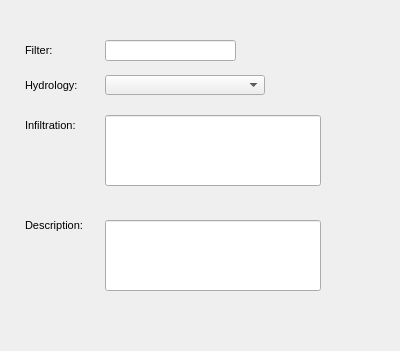
Before: the Qt Designer form ui/hydrology_selector.ui in Giswater/giswater_qgis_plugin, drawn with Qt 5.
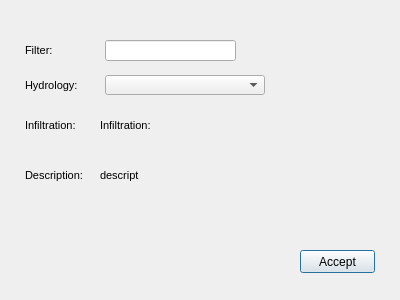
After: the same form once the commit is applied.

Patch:
```diff
--- a/ui/hydrology_selector.ui
+++ b/ui/hydrology_selector.ui
@@ -7,7 +7,7 @@
     <x>0</x>
     <y>0</y>
     <width>400</width>
-    <height>351</height>
+    <height>300</height>
    </rect>
   </property>
   <property name="windowTitle">
@@ -72,21 +72,11 @@
     <number>3</number>
    </property>
   </widget>
-  <widget class="QLineEdit" name="infiltration">
-   <property name="geometry">
-    <rect>
-     <x>105</x>
-     <y>115</y>
-     <width>216</width>
-     <height>71</height>
-    </rect>
-   </property>
-  </widget>
   <widget class="QLabel" name="label_chamber_est_top_elev_2">
    <property name="geometry">
     <rect>
      <x>25</x>
-     <y>205</y>
+     <y>155</y>
      <width>66</width>
      <height>41</height>
     </rect>
@@ -190,14 +180,89 @@
     <number>3</number>
    </property>
   </widget>
-  <widget class="QLineEdit" name="descript">
+  <widget class="QLabel" name="infiltration">
    <property name="geometry">
     <rect>
-     <x>105</x>
-     <y>220</y>
-     <width>216</width>
+     <x>100</x>
+     <y>110</y>
+     <width>66</width>
+     <height>31</height>
+    </rect>
+   </property>
+   <property name="font">
+    <font>
+     <pointsize>8</pointsize>
+    </font>
+   </property>
+   <property name="frameShape">
+    <enum>QFrame::NoFrame</enum>
+   </property>
+   <property name="frameShadow">
+    <enum>QFrame::Plain</enum>
+   </property>
+   <property name="text">
+    <string>Infiltration:</string>
+   </property>
+   <property name="textFormat">
+    <enum>Qt::AutoText</enum>
+   </property>
+   <property name="scaledContents">
+    <bool>false</bool>
+   </property>
+   <property name="wordWrap">
+    <bool>true</bool>
+   </property>
+   <property name="margin">
+    <number>3</number>
+   </property>
+  </widget>
+  <widget class="QLabel" name="descript">
+   <property name="geometry">
+    <rect>
+     <x>100</x>
+     <y>140</y>
+     <width>281</width>
      <height>71</height>
     </rect>
+   </property>
+   <property name="font">
+    <font>
+     <pointsize>8</pointsize>
+    </font>
+   </property>
+   <property name="frameShape">
+    <enum>QFrame::NoFrame</enum>
+   </property>
+   <property name="frameShadow">
+    <enum>QFrame::Plain</enum>
+   </property>
+   <property name="text">
+    <string>descript</string>
+   </property>
+   <property name="textFormat">
+    <enum>Qt::AutoText</enum>
+   </property>
+   <property name="scaledContents">
+    <bool>false</bool>
+   </property>
+   <property name="wordWrap">
+    <bool>true</bool>
+   </property>
+   <property name="margin">
+    <number>3</number>
+   </property>
+  </widget>
+  <widget class="QPushButton" name="btn_accept">
+   <property name="geometry">
+    <rect>
+     <x>300</x>
+     <y>250</y>
+     <width>75</width>
+     <height>23</height>
+    </rect>
+   </property>
+   <property name="text">
+    <string>Accept</string>
    </property>
   </widget>
  </widget>
```
